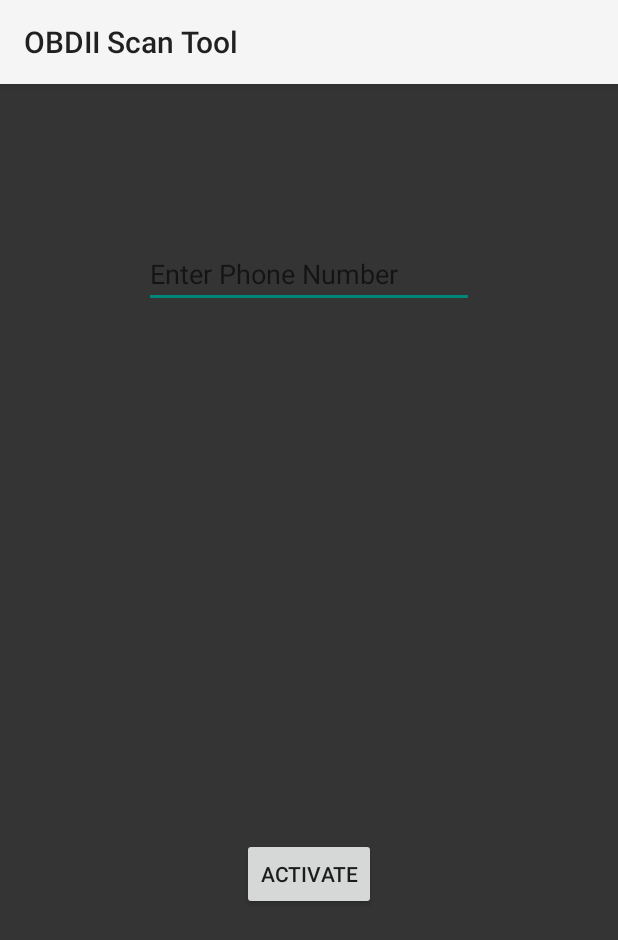
After one commit to tarekMohamedIT/OBDIIScanTool, an Android app: the EmergencyActivity screen opened directly, with no data from a screen before it, on a phone screen of 412 x 824 dp. The commit adds this screen. Shown: the top 940 px of the screen. Run offline under Robolectric (Android 15) with nearby library versions, the phone set to English and light mode, and no system bars; our stand-ins replace Firebase (no records; nobody signed in at launch, a user with empty details on screens opened directly).

Commit message:
Emergency activity and Service

```diff
--- a/app/build.gradle
+++ b/app/build.gradle
@@ -48,5 +48,6 @@ dependencies {
     implementation 'com.firebase:geofire-android:2.3.1'
     implementation 'com.github.jd-alexander:library:1.1.0'
     implementation 'org.greenrobot:eventbus:3.1.1'
+    implementation 'com.firebase:geofire-android:2.1.1'
 }
 apply plugin: 'com.google.gms.google-services'
--- /dev/null
+++ b/app/src/main/java/com/r3tr0/obdiiscantool/EmergencyActivity.java
@@ -0,0 +1,59 @@
+package com.r3tr0.obdiiscantool;
+
+import android.content.Intent;
+import android.location.Address;
+import android.location.Geocoder;
+import android.support.v7.app.AppCompatActivity;
+import android.os.Bundle;
+import android.view.View;
+import android.widget.Button;
+import android.widget.EditText;
+
+import com.google.android.gms.maps.model.LatLng;
+import com.google.android.gms.maps.model.MarkerOptions;
+import com.google.firebase.auth.FirebaseAuth;
+import com.google.firebase.database.DataSnapshot;
+import com.google.firebase.database.DatabaseError;
+import com.google.firebase.database.DatabaseReference;
+import com.google.firebase.database.FirebaseDatabase;
+import com.google.firebase.database.ValueEventListener;
+
+import java.io.IOException;
+import java.util.List;
+import java.util.Locale;
+
+public class EmergencyActivity extends AppCompatActivity {
+
+
+    private Button mActive ;
+    private EditText mphone;
+
+
+
+
+    @Override
+    protected void onCreate(Bundle savedInstanceState) {
+        super.onCreate(savedInstanceState);
+        setContentView(R.layout.activity_emergency);
+
+
+        mActive=(Button)findViewById(R.id.active);
+        mphone=(EditText)findViewById(R.id.phone);
+
+
+        mActive.setOnClickListener(new View.OnClickListener() {
+            @Override
+            public void onClick(View v) {
+                String phone=mphone.getText().toString();
+                Intent intent = new Intent("Active");
+                intent.putExtra("Phone", phone);
+                startService(intent);
+            }
+        });
+
+
+    }
+
+
+
+}
--- a/app/src/main/java/com/r3tr0/obdiiscantool/SplashActivity.java
+++ b/app/src/main/java/com/r3tr0/obdiiscantool/SplashActivity.java
@@ -15,7 +15,7 @@ public class SplashActivity extends AppCompatActivity {
         new Handler().postDelayed(new Runnable() {
             @Override
             public void run() {
-                startActivity(new Intent(SplashActivity.this, MainActivity.class));
+                startActivity(new Intent(SplashActivity.this, LoginActivity.class));
                 finish();
             }
         }, 2000);
--- /dev/null
+++ b/app/src/main/res/layout/activity_emergency.xml
@@ -0,0 +1,29 @@
+<?xml version="1.0" encoding="utf-8"?>
+<RelativeLayout xmlns:android="http://schemas.android.com/apk/res/android"
+    xmlns:app="http://schemas.android.com/apk/res-auto"
+    xmlns:tools="http://schemas.android.com/tools"
+    android:layout_width="match_parent"
+    android:layout_height="match_parent"
+    android:background="#343434"
+    tools:context=".EmergencyActivity">
+
+
+    <Button
+        android:id="@+id/active"
+        android:layout_width="wrap_content"
+        android:layout_height="wrap_content"
+        android:layout_alignParentBottom="true"
+        android:layout_centerHorizontal="true"
+        android:layout_marginBottom="217dp"
+        android:text="Activate" />
+
+    <EditText
+        android:id="@+id/phone"
+        android:layout_width="220dp"
+        android:layout_height="wrap_content"
+        android:layout_alignParentTop="true"
+        android:layout_centerHorizontal="true"
+        android:layout_marginTop="104dp"
+        android:hint="Enter Phone Number" />
+
+</RelativeLayout>
```
Also changed, not shown: app/src/main/AndroidManifest.xml (+13 -15 lines), app/src/main/java/com/r3tr0/obdiiscantool/TripActivity.java (+40 -14 lines), app/src/main/java/communications/EmergencyService.java (added, +122 -0 lines).
